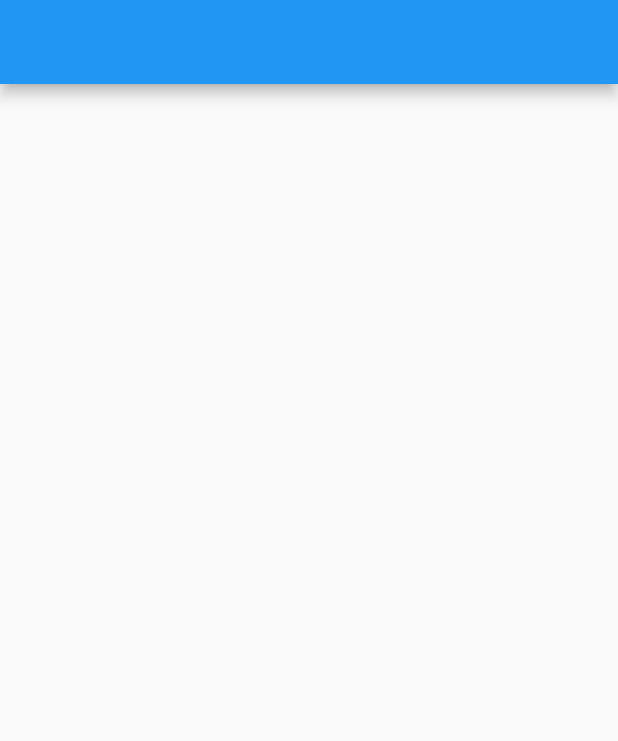
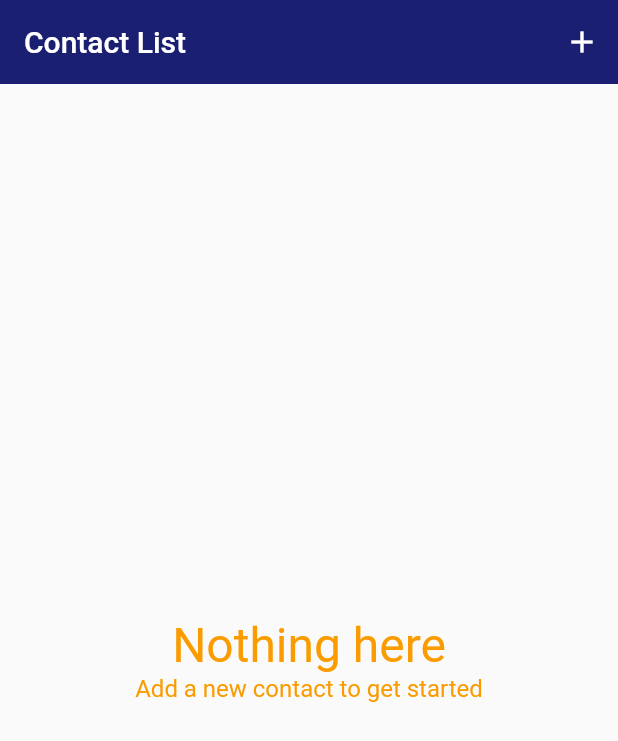
Before and after one commit to NaxxHua/contact-list, a Flutter app: the screen it shows after launch, on a phone screen of 412 x 824 dp. Shown: the top 741 px of the screen. Run offline on Flutter 3.47's test engine with Material 2 defaults, Android fonts, the light colour scheme and no system bars; our stand-ins replace cloud_firestore, firebase_core; accounts and stored records are empty.

Commit message:
Added basic design following Visa Digital Brand Guidelines; Added create view; Added empty view

```diff
--- a/lib/core/viewmodels/contact_view_model.dart
+++ b/lib/core/viewmodels/contact_view_model.dart
@@ -15,6 +15,20 @@ class ContactViewModel extends BaseModel {
   String phoneNumber = '';
   String emailAddress = '';
   List<Contact> contacts;
+  bool valid = false;
+
+  // * Email Validation
+  String validateEmail(String email) {
+    Pattern pattern =
+        r'^(([^<>()[\]\\.,;:\s@\"]+(\.[^<>()[\]\\.,;:\s@\"]+)*)|(\".+\"))@((\[[0-9]{1,3}\.[0-9]{1,3}\.[0-9]{1,3}\.[0-9]{1,3}\])|(([a-zA-Z\-0-9]+\.)+[a-zA-Z]{2,}))$';
+    RegExp regex = RegExp(pattern);
+
+    if (email.isNotEmpty && !regex.hasMatch(email)) {
+      return 'A valid email address is required for adding new contact.';
+    }
+
+    return null;
+  }
 
   // * Get contacts;
   void getContacts() async {
@@ -26,13 +40,20 @@ class ContactViewModel extends BaseModel {
   // * Create Contact
   void createContact() async {
     setBusy(true);
-    _api.addContact(
+    bool result = await _api.createContact(
       firstName: firstName,
       lastName: lastName,
       phoneNumber: phoneNumber,
       emailAddress: emailAddress,
     );
     setBusy(false);
+    if (result == false) {
+      print("Invalid contact info");
+      valid = false;
+    } else {
+      print("Valid contact info");
+      valid = true;
+    }
   }
 
   // * Update Contact
--- a/lib/main.dart
+++ b/lib/main.dart
@@ -1,4 +1,6 @@
 import 'package:contact_list/provider_setup.dart';
+import 'package:contact_list/ui/views/contact_detail_view.dart';
+import 'package:contact_list/ui/views/contact_edit_view.dart';
 import 'package:flutter/material.dart';
 import 'package:provider/provider.dart';
 import 'package:firebase_core/firebase_core.dart';
@@ -6,33 +8,53 @@ import 'package:firebase_core/firebase_core.dart';
 import 'package:contact_list/ui/views/contact_view.dart';
 
 void main() async {
+  // Initialize the app
   WidgetsFlutterBinding.ensureInitialized();
   await Firebase.initializeApp();
-  runApp(MyApp());
+  runApp(const MyApp());
 }
 
 class MyApp extends StatelessWidget {
-  // This widget is the root of your application.
+  const MyApp({Key key}) : super(key: key);
+
   @override
   Widget build(BuildContext context) {
     return MultiProvider(
       providers: providers,
       child: MaterialApp(
         title: 'Contact List',
+        // Theme data follows Visa Digital Brand Guidelines Ver 1.0
         theme: ThemeData(
-          // This is the theme of your application.
-          //
-          // Try running your application with "flutter run". You'll see the
-          // application has a blue toolbar. Then, without quitting the app, try
-          // changing the primarySwatch below to Colors.green and then invoke
-          // "hot reload" (press "r" in the console where you ran "flutter run",
-          // or simply save your changes to "hot reload" in a Flutter IDE).
-          // Notice that the counter didn't reset back to zero; the application
-          // is not restarted.
-          primarySwatch: Colors.blue,
+          primaryColor: const Color(0xff1a1f71),
+          primaryColorLight: const Color(0xfffa9b00),
+          backgroundColor: Colors.white,
+          shadowColor: Colors.grey[300],
+          appBarTheme: const AppBarTheme(
+            color: Color(0xff1a1f71),
+            elevation: 0,
+          ),
+          textTheme: TextTheme(
+            headline1: TextStyle(
+              fontSize: 24,
+              fontWeight: FontWeight.bold,
+              color: Colors.grey[700],
+            ),
+            headline2: TextStyle(
+              fontSize: 21,
+              color: Colors.grey[400],
+            ),
+            bodyText1: TextStyle(
+              fontSize: 19,
+              color: Colors.grey[400],
+            ),
+          ),
         ),
         home: ContactView(),
-        routes: {ContactView.routeName: (context) => ContactView()},
+        routes: {
+          ContactView.routeName: (context) => ContactView(),
+          ContactDetailView.routeName: (context) => const ContactDetailView(),
+          ContactEditView.routeName: (context) => const ContactEditView()
+        },
       ),
     );
   }
--- a/lib/ui/views/contact_view.dart
+++ b/lib/ui/views/contact_view.dart
@@ -1,5 +1,7 @@
 // * This is the main page of the app. It consists a list of contact cards.
 
+import 'package:contact_list/ui/views/contact_create_view.dart';
+import 'package:contact_list/ui/views/empty_content_view.dart';
 import 'package:provider/provider.dart';
 import 'package:flutter/material.dart';
 
@@ -25,15 +27,28 @@ class ContactView extends StatelessWidget {
               ),
             )
           : Scaffold(
-              appBar: AppBar(),
-              body: ListView.builder(
+              appBar:
+                  AppBar(title: const Text("Contact List"), actions: <Widget>[
+                IconButton(
+                  icon: const Icon(Icons.add),
+                  tooltip: 'Add new contact',
+                  onPressed: () {
+                    Navigator.of(context).push(MaterialPageRoute(builder: (_) {
+                      return const ContactCreateView();
+                    }));
+                  },
+                ),
+              ]),
+              body: (model.contacts.isNotEmpty)
+                  ? ListView.builder(
                       itemCount: model.contacts.length,
                       itemBuilder: (context, index) {
                         final contact = model.contacts[index];
                         return ContactCard(
                           contact: contact,
                         );
-                  })),
+                      })
+                  : const EmptyContentView()),
     );
   }
 }
--- /dev/null
+++ b/lib/ui/views/empty_content_view.dart
@@ -0,0 +1,34 @@
+// This is what is displayed when the contact list is empty
+
+import 'package:flutter/material.dart';
+
+class EmptyContentView extends StatelessWidget {
+  const EmptyContentView({
+    Key key,
+    this.title = 'Nothing here',
+    this.message = 'Add a new contact to get started',
+  }) : super(key: key);
+  final String title;
+  final String message;
+
+  @override
+  Widget build(BuildContext context) {
+    return Center(
+      child: Column(
+        mainAxisAlignment: MainAxisAlignment.center,
+        children: <Widget>[
+          Text(
+            title,
+            style: TextStyle(
+                fontSize: 32.0, color: Theme.of(context).primaryColorLight),
+          ),
+          Text(
+            message,
+            style: TextStyle(
+                fontSize: 16.0, color: Theme.of(context).primaryColorLight),
+          ),
+        ],
+      ),
+    );
+  }
+}
```
Also changed, not shown: lib/core/services/api.dart (+10 -3 lines), lib/provider_setup.dart (+9 -1 lines), lib/ui/views/contact_create_view.dart (added, +128 -0 lines), lib/ui/views/contact_detail_view.dart (+40 -0 lines), lib/ui/views/contact_edit_view.dart (+40 -0 lines), lib/ui/widgets/contact_card.dart (+103 -3 lines), lib/ui/widgets/contact_form_field.dart (added, +83 -0 lines). Lines whose indentation alone changed are shown as unchanged.
